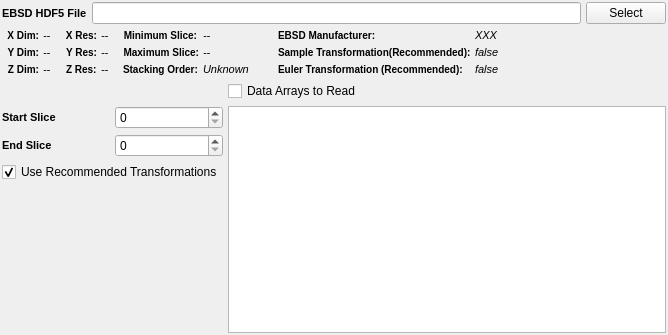
First picture: the form in Source/Plugins/OrientationAnalysis/FilterParameterWidgets/UI_Files/ReadH5EbsdWidget.ui, repository BlueQuartzSoftware/DREAM3D, before the edit.
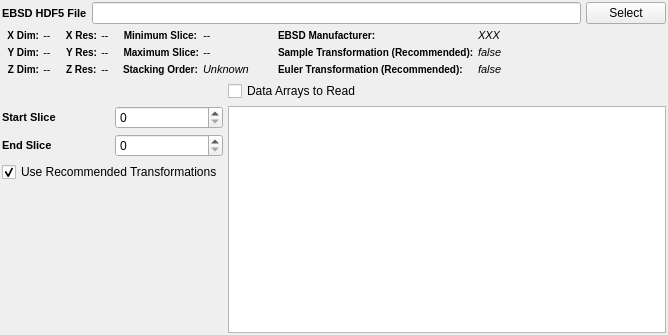
Second picture: the form after the edit. Custom widgets are drawn as their Qt base class.

The edit to the form file:
```diff
--- a/Source/Plugins/OrientationAnalysis/FilterParameterWidgets/UI_Files/ReadH5EbsdWidget.ui
+++ b/Source/Plugins/OrientationAnalysis/FilterParameterWidgets/UI_Files/ReadH5EbsdWidget.ui
@@ -462,7 +462,7 @@
 }</string>
          </property>
          <property name="text">
-          <string>Sample Transformation(Recommended):</string>
+          <string>Sample Transformation (Recommended):</string>
          </property>
          <property name="alignment">
           <set>Qt::AlignJustify|Qt::AlignVCenter</set>
```
Left out of the diff: 1 changed line with no effect on the pictures.
